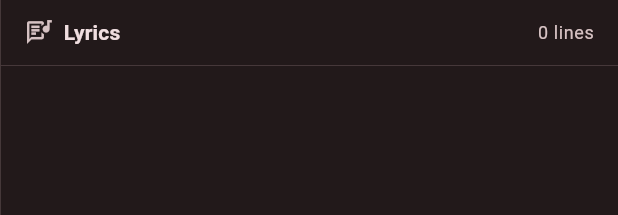
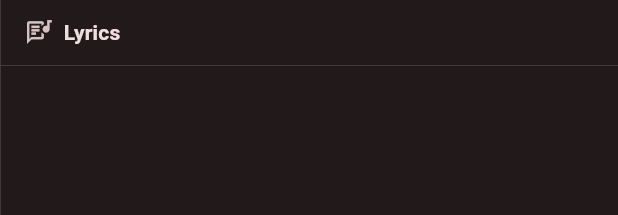
Before and after one commit to joeyejunwang/camelliaplayer, a Flutter app: the _LyricsPanel widget shown alone on an empty page, opened directly with empty values, on a phone screen of 412 x 824 dp. Shown: the top 215 px of the screen. Run offline on Flutter 3.47's test engine with Material 3 defaults, Android fonts, the phone set to English and light mode, and no system bars; missing offline and left inert: file_selector, media_kit, media_kit_video, record, subtitle, window_manager.

Commit message:
add line index

```diff
--- a/lib/player_screen.dart
+++ b/lib/player_screen.dart
@@ -386,7 +386,11 @@ class _LyricsPanel extends StatelessWidget {
                 ),
                 const Spacer(),
                 Text(
-                  '${subtitles.length} lines',
+                  subtitles.isEmpty
+                      ? ''
+                      : currentIndex == null || currentIndex == -1
+                          ? ''
+                          : '${currentIndex! + 1} / ${subtitles.length} lines',
                   style: theme.textTheme.bodySmall?.copyWith(
                     color: theme.colorScheme.onSurfaceVariant,
                   ),
```
Also changed, not shown: s1.png (added), 2 other files.
